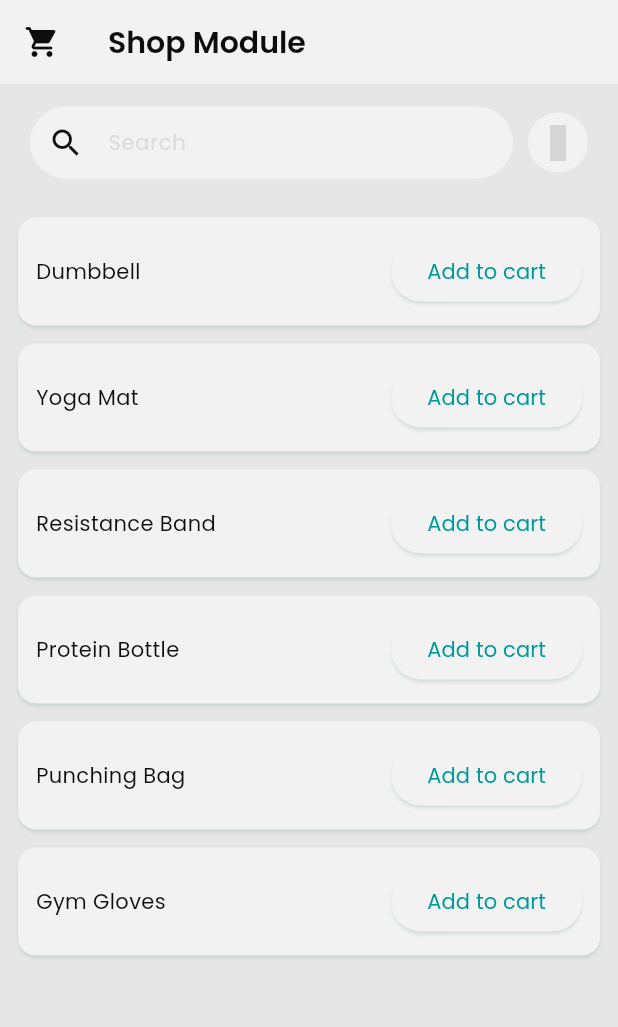
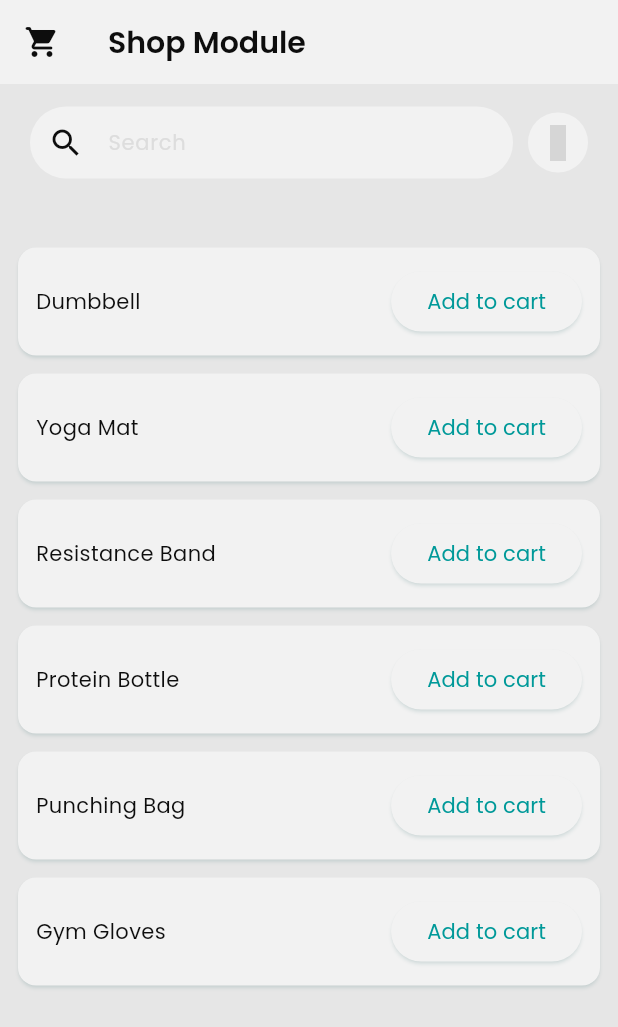
Before and after one commit to Ehsanur-Rahman246/CoreCare, a Flutter app: the ShopScreen screen opened by its route, on a phone screen of 412 x 824 dp. Shown: the top 1027 px of the screen. Run offline on Flutter 3.47's test engine with Material 3 defaults, Android fonts, the phone set to English and light mode, and no system bars; our stand-ins replace google_fonts, image_picker, material_symbols_icons, smooth_page_indicator, timeline_tile; grey boxes are pictures that could not be loaded.

Commit message:
slight modifications

```diff
--- a/lib/main.dart
+++ b/lib/main.dart
@@ -36,7 +36,7 @@ class _MyAppState extends State<MyApp> {
       theme: lightTheme,
       darkTheme: darkTheme,
       themeMode: _themeMode,
-      home: const LoginScreen(),
+      home: const OnboardingScreen(),
       routes: {
         '/home': (context) => ScreenState(),
         '/profile': (context) => ProfilePage(),
--- a/lib/pages/fitness_module.dart
+++ b/lib/pages/fitness_module.dart
@@ -143,7 +143,6 @@ class _FitScreenState extends State<FitScreen>
     return Expanded(
       child: GestureDetector(
         onTap: () {
-          Navigator.pushNamed(context, '/');
         },
         child: Container(
           height: isToday(state) ? 84 : 70,
--- a/lib/pages/home_screen.dart
+++ b/lib/pages/home_screen.dart
@@ -93,7 +93,7 @@ class _HomeScreenState extends State<HomeScreen> {
                               Navigator.pushReplacement(
                                 context,
                                 MaterialPageRoute(
-                                  builder: (_) => OnboardingScreen(),
+                                  builder: (_) => LoginScreen(),
                                 ),
                               );
                               break;
@@ -622,7 +622,7 @@ class _SettingsPageState extends State<SettingsPage> {
               Positioned(
                 left: 0,
                 right: 0,
-                bottom: -40,
+                bottom: -45,
                 child: Icon(
                   Icons.settings_rounded,
                   size: 100,
--- a/lib/pages/shop_module.dart
+++ b/lib/pages/shop_module.dart
@@ -61,6 +61,7 @@ class _ShopScreenState extends State<ShopScreen> {
                 ],
               ),
             ),
+            const SizedBox(height: 20,),
             const SizedBox(height: 20),
             Expanded(
               child: ListView(
```
